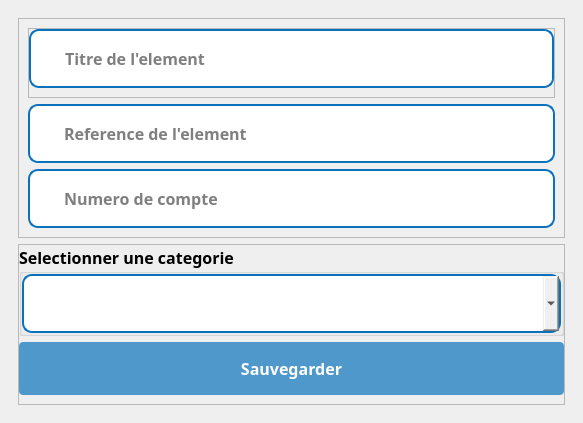
First picture: the form in ui/Element/newElement.ui, repository IDRISSHACKER/getdiocese, before the edit.
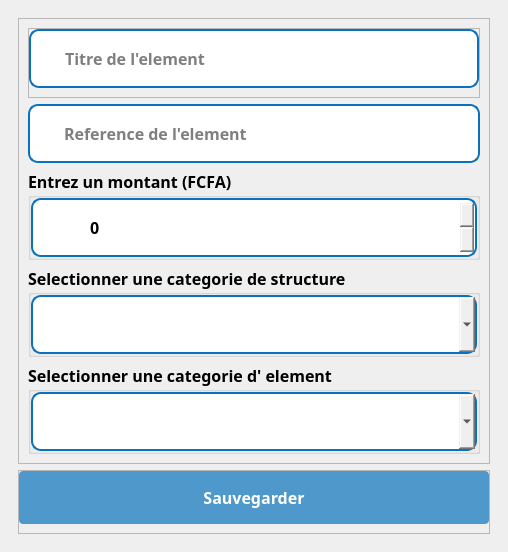
Second picture: the form after the edit. Icons and pictures are not drawn.

What changed in the file:
```diff
--- a/ui/Element/newElement.ui
+++ b/ui/Element/newElement.ui
@@ -6,8 +6,8 @@
    <rect>
     <x>0</x>
     <y>0</y>
-    <width>583</width>
-    <height>408</height>
+    <width>508</width>
+    <height>517</height>
    </rect>
   </property>
   <property name="windowTitle">
@@ -236,6 +236,9 @@
                      <string notr="true">padding:15px;
 border-radius:10px</string>
                     </property>
+                    <property name="text">
+                     <string/>
+                    </property>
                     <property name="placeholderText">
                      <string>Reference de l'element</string>
                     </property>
@@ -245,9 +248,38 @@
                 </widget>
                </item>
                <item>
-                <widget class="QFrame" name="input">
+                <widget class="QGroupBox" name="groupBox_3">
+                 <property name="font">
+                  <font>
+                   <family>GeForce</family>
+                   <pointsize>12</pointsize>
+                   <weight>75</weight>
+                   <bold>true</bold>
+                  </font>
+                 </property>
+                 <property name="title">
+                  <string>Entrez un montant (FCFA)</string>
+                 </property>
+                 <layout class="QVBoxLayout" name="verticalLayout_8">
+                  <property name="spacing">
+                   <number>0</number>
+                  </property>
+                  <property name="leftMargin">
+                   <number>0</number>
+                  </property>
+                  <property name="topMargin">
+                   <number>0</number>
+                  </property>
+                  <property name="rightMargin">
+                   <number>0</number>
+                  </property>
+                  <property name="bottomMargin">
+                   <number>0</number>
+                  </property>
+                  <item>
+                   <widget class="QFrame" name="input_5">
                  <property name="styleSheet">
-                  <string notr="true">#input{
+                     <string notr="true">#input_5{
 	background:white;
 	border-radius:10px;
 	border:2px  solid rgb(10, 114, 189);
@@ -263,7 +295,7 @@
                  <property name="frameShadow">
                   <enum>QFrame::Raised</enum>
                  </property>
-                 <layout class="QHBoxLayout" name="horizontalLayout">
+                    <layout class="QHBoxLayout" name="horizontalLayout_4">
                   <property name="spacing">
                    <number>0</number>
                   </property>
@@ -299,7 +331,7 @@
                    </widget>
                   </item>
                   <item>
-                   <widget class="QLineEdit" name="numCompte">
+                      <widget class="QSpinBox" name="montant">
                     <property name="font">
                      <font>
                       <family>GeForce</family>
@@ -312,9 +344,12 @@
                      <string notr="true">padding:15px;
 border-radius:10px</string>
                     </property>
-                    <property name="placeholderText">
-                     <string>Numero de compte</string>
-                    </property>
+                       <property name="suffix">
+                        <string/>
+                       </property>
+                       <property name="maximum">
+                        <number>999999999</number>
+                       </property>
                    </widget>
                   </item>
                  </layout>
@@ -324,16 +359,59 @@
              </widget>
             </item>
             <item>
-             <widget class="QFrame" name="frame_2">
+                <widget class="QGroupBox" name="boxCtg">
+                 <property name="font">
+                  <font>
+                   <family>GeForce</family>
+                   <pointsize>12</pointsize>
+                   <weight>75</weight>
+                   <bold>true</bold>
+                  </font>
+                 </property>
+                 <property name="title">
+                  <string>Selectionner une categorie de structure</string>
+                 </property>
+                 <layout class="QVBoxLayout" name="verticalLayout_7">
+                  <property name="spacing">
+                   <number>0</number>
+                  </property>
+                  <property name="leftMargin">
+                   <number>0</number>
+                  </property>
+                  <property name="topMargin">
+                   <number>0</number>
+                  </property>
+                  <property name="rightMargin">
+                   <number>0</number>
+                  </property>
+                  <property name="bottomMargin">
+                   <number>0</number>
+                  </property>
+                  <item>
+                   <widget class="QFrame" name="input_3">
+                    <property name="styleSheet">
+                     <string notr="true">#input_3{
+	background:white;
+	border-radius:10px;
+	border:2px  solid rgb(10, 114, 189);
+}
+
+#ctg_2{
+	border: none;
+}</string>
+                    </property>
               <property name="frameShape">
                <enum>QFrame::StyledPanel</enum>
               </property>
               <property name="frameShadow">
                <enum>QFrame::Raised</enum>
               </property>
-              <layout class="QVBoxLayout" name="verticalLayout_9">
+                    <layout class="QHBoxLayout" name="horizontalLayout_3">
+                     <property name="spacing">
+                      <number>0</number>
+                     </property>
                <property name="leftMargin">
-                <number>0</number>
+                      <number>10</number>
                </property>
                <property name="topMargin">
                 <number>0</number>
@@ -341,6 +419,50 @@
                <property name="rightMargin">
                 <number>0</number>
                </property>
+                     <property name="bottomMargin">
+                      <number>0</number>
+                     </property>
+                     <item>
+                      <widget class="QLabel" name="label_6">
+                       <property name="maximumSize">
+                        <size>
+                         <width>30</width>
+                         <height>30</height>
+                        </size>
+                       </property>
+                       <property name="text">
+                        <string/>
+                       </property>
+                       <property name="pixmap">
+                        <pixmap>../../static/asset/icons/blue/box.svg</pixmap>
+                       </property>
+                       <property name="scaledContents">
+                        <bool>true</bool>
+                       </property>
+                      </widget>
+                     </item>
+                     <item>
+                      <widget class="QComboBox" name="ctgS">
+                       <property name="font">
+                        <font>
+                         <family>GeForce</family>
+                         <pointsize>12</pointsize>
+                         <weight>50</weight>
+                         <bold>false</bold>
+                        </font>
+                       </property>
+                       <property name="styleSheet">
+                        <string notr="true">padding:15px;
+border-radius:10px</string>
+                       </property>
+                      </widget>
+                     </item>
+                    </layout>
+                   </widget>
+                  </item>
+                 </layout>
+                </widget>
+               </item>
                <item>
                 <widget class="QGroupBox" name="groupBox">
                  <property name="font">
@@ -352,7 +474,7 @@
                   </font>
                  </property>
                  <property name="title">
-                  <string>Selectionner une categorie</string>
+                  <string>Selectionner une categorie d' element</string>
                  </property>
                  <layout class="QVBoxLayout" name="verticalLayout_6">
                   <property name="spacing">
@@ -446,6 +568,27 @@
                  </layout>
                 </widget>
                </item>
+              </layout>
+             </widget>
+            </item>
+            <item>
+             <widget class="QFrame" name="frame_2">
+              <property name="frameShape">
+               <enum>QFrame::StyledPanel</enum>
+              </property>
+              <property name="frameShadow">
+               <enum>QFrame::Raised</enum>
+              </property>
+              <layout class="QVBoxLayout" name="verticalLayout_9">
+               <property name="leftMargin">
+                <number>0</number>
+               </property>
+               <property name="topMargin">
+                <number>0</number>
+               </property>
+               <property name="rightMargin">
+                <number>0</number>
+               </property>
                <item>
                 <widget class="QPushButton" name="saveElement">
                  <property name="font">
```
Left out of the diff: 2 changed lines with no effect on the pictures. Lines whose indentation alone changed are shown as unchanged.
